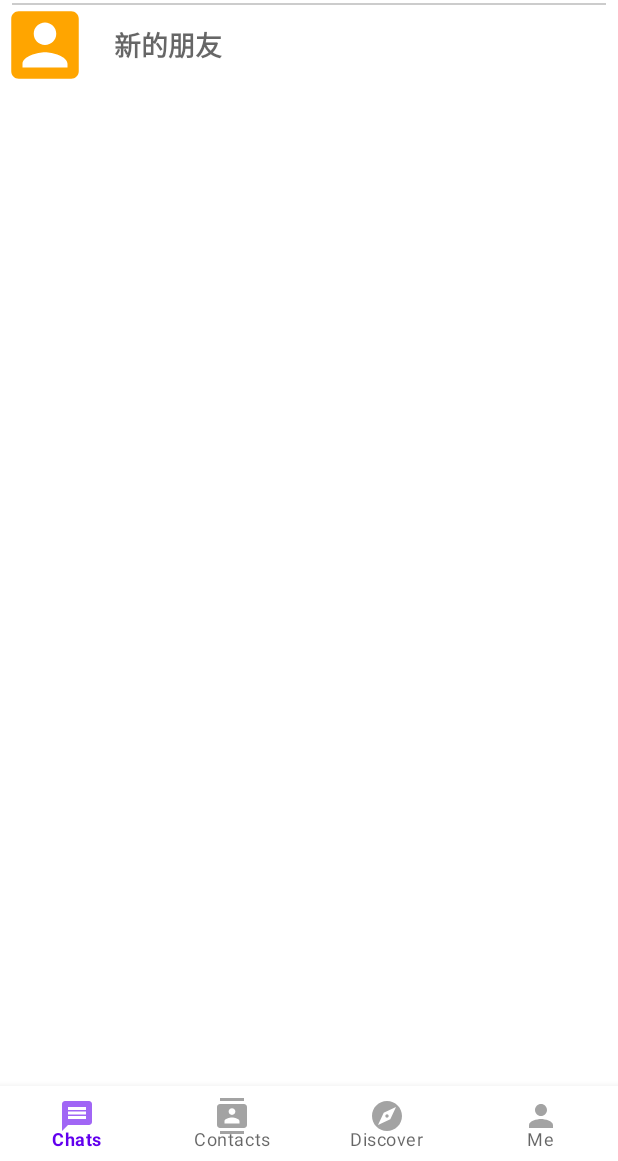
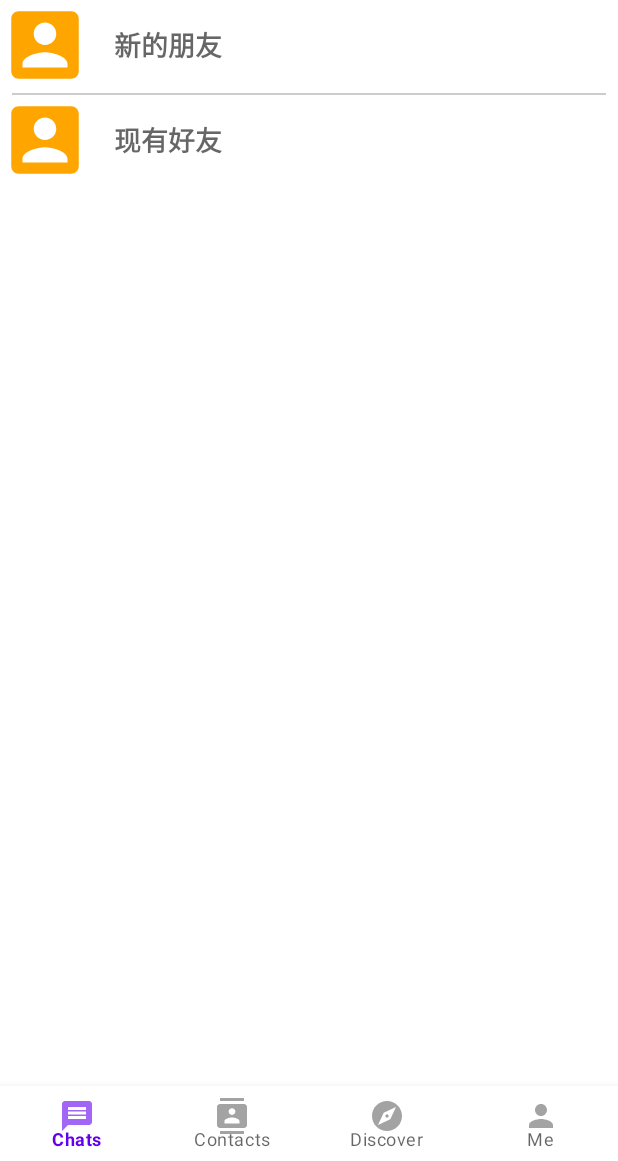
Before and after one commit to yenjuc/Pang_Chat_KT, an Android app: the fragment ContactsFragment placed in its activity, on a phone screen of 412 x 824 dp, the part 75-1236 px from its top. Run offline under Robolectric (Android 15) with nearby library versions, the phone set to English and light mode, and no system bars; libraries missing offline, so code that uses them is left out: com.alibaba.fastjson, com.github.kittinunf.fuel, com.github.kittinunf.result, org.java_websocket.client, org.java_websocket.handshake; 9 statements that could not run were skipped.

Commit message:
新加好友的功能（未完成）

```diff
--- a/app/src/main/java/com/example/pangchat/MainActivity.kt
+++ b/app/src/main/java/com/example/pangchat/MainActivity.kt
@@ -55,8 +55,14 @@ class MainActivity : FragmentActivity() {
         val contactsFragment: Fragment = ContactsFragment()
         val discoverFragment: Fragment = DiscoverFragment()
         val settingsFragment: Fragment = SettingsFragment()
-        setCurrentFragment(chatsFragment) // 初始的Fragment为chatsFragment
 
+
+        if (intent.getStringExtra("fragment") == "contact") {
+            setCurrentFragment(contactsFragment)
+        }
+        else{
+            setCurrentFragment(chatsFragment) // 初始的Fragment为chatsFragment
+        }
 
         MainScope().launch {
             getFriendsInfo()
--- a/app/src/main/java/com/example/pangchat/contact/SelectFriendsAdapter.kt
+++ b/app/src/main/java/com/example/pangchat/contact/SelectFriendsAdapter.kt
@@ -38,7 +38,7 @@ class SelectFriendsAdapter(private val mContext: FragmentActivity?, private val
                     mContext?.intent?.getStringArrayListExtra("selectedNames")?.add(contact.getNickname())
                 }
                 else {
-                    mContext?.intent?.getStringArrayListExtra("selectedNames")?.remove(contact.getNickname())
+
                 }
             })
         }
--- a/app/src/main/java/com/example/pangchat/fragment/ContactsFragment.kt
+++ b/app/src/main/java/com/example/pangchat/fragment/ContactsFragment.kt
@@ -10,11 +10,9 @@ import androidx.lifecycle.MutableLiveData
 import androidx.lifecycle.lifecycleScope
 import androidx.recyclerview.widget.LinearLayoutManager
 import androidx.recyclerview.widget.RecyclerView
-import com.example.pangchat.contact.Contact
-import com.example.pangchat.contact.ContactAdapter
-import com.example.pangchat.contact.ContactDataSource
-import com.example.pangchat.contact.ContactInfo
+import com.example.pangchat.contact.*
 import com.example.pangchat.fragment.data.Result
+import com.example.pangchat.websocketClient.webSocketClient
 import kotlinx.coroutines.Dispatchers
 import kotlinx.coroutines.launch
 import kotlinx.coroutines.withContext
@@ -29,11 +27,14 @@ import java.util.*
 
 class ContactsFragment : Fragment() {
     private lateinit var mContext: FragmentActivity
-    private var recyclerView: RecyclerView? = null
+    private lateinit var newFriendRecyclerView: RecyclerView
+    private lateinit var currFriendRecyclerView: RecyclerView
+
 
     private val _contactInfo = MutableLiveData<ContactInfo>()
 
-    private lateinit var contacts:LinkedList<Contact?>
+    lateinit var contacts:LinkedList<Contact?>
+    lateinit var requests:LinkedList<Contact?>
 
     // private lateinit var userId: String
 
@@ -44,33 +45,41 @@ class ContactsFragment : Fragment() {
     }
 
     override fun onViewCreated(view: View, savedInstanceState: Bundle?) {
-        recyclerView = view.findViewById(R.id.contacts_recyclerview)
+        currFriendRecyclerView = view.findViewById(R.id.contacts_recyclerview)
+        newFriendRecyclerView = view.findViewById(R.id.newfriends_recyclerview)
 
         contacts = LinkedList<Contact?>()
+        requests = LinkedList<Contact?>()
 
-        recyclerView?.adapter = ContactAdapter(activity, contacts)
+        currFriendRecyclerView.adapter = ContactAdapter(activity, contacts)
+        newFriendRecyclerView.adapter = FriendRequestAdapter(activity, requests)
 
         lifecycleScope.launch {
 
-            // 从Mainactivity的Intent中获取userId，作为入参传入网络请求
-            // userId = activity?.intent?.getStringExtra("userId").toString()
-
+            // 获取现有好友列表
             getContactInfo()
             contacts.clear()
-                // contacts.addAll(_contactInfo.value?.friendsName?.map { Contact(userId, it, R.drawable.avatar1) }!!)
             for (index in 0 until _contactInfo.value?.friendsId?.size!!) {
                 contacts.add(Contact(_contactInfo.value?.friendsId!![index],
                     _contactInfo.value?.friendsName!![index], R.drawable.avatar1))
             }
-                recyclerView?.adapter?.notifyDataSetChanged()
-
+            currFriendRecyclerView.adapter?.notifyDataSetChanged()
         }
 
+        for (index in 0 until webSocketClient.newFriendList.size) {
+            requests.add(Contact(
+                webSocketClient.newFriendList[index].friendId,
+                webSocketClient.newFriendList[index].friendName, R.drawable.avatar1))
+        }
+        newFriendRecyclerView.adapter?.notifyDataSetChanged()
+
+        val _linearLayoutManager = LinearLayoutManager(this.activity)
+        _linearLayoutManager.orientation = LinearLayoutManager.VERTICAL
+        newFriendRecyclerView.layoutManager = _linearLayoutManager
 
         val linearLayoutManager = LinearLayoutManager(this.activity)
         linearLayoutManager.orientation = LinearLayoutManager.VERTICAL
-        recyclerView?.layoutManager = linearLayoutManager
-
+        currFriendRecyclerView.layoutManager = linearLayoutManager
 
 
     }
@@ -84,7 +93,6 @@ class ContactsFragment : Fragment() {
     // 调用网络请求函数
     suspend fun getContactInfo() {
         val contactDataSource = ContactDataSource()
-
         val result: Result<ContactInfo>
 
         withContext(Dispatchers.IO) {
@@ -97,6 +105,8 @@ class ContactsFragment : Fragment() {
             // TODO：抛出并解析异常
         }
     }
+
+
 
     companion object {
         /**
--- a/app/src/main/res/layout/fragment_contacts.xml
+++ b/app/src/main/res/layout/fragment_contacts.xml
@@ -7,6 +7,12 @@
     tools:context="com.example.pangchat.ContactsFragment">
 
     <!-- TODO: Update blank fragment layout -->
+
+    <LinearLayout
+        android:layout_width="match_parent"
+        android:layout_height="wrap_content"
+        android:orientation="vertical">
+
 
         <LinearLayout
             android:id="@+id/newfriend"
@@ -34,6 +40,12 @@
 
         </LinearLayout>
 
+        <androidx.recyclerview.widget.RecyclerView
+            android:id="@+id/newfriends_recyclerview"
+            android:layout_width="match_parent"
+            android:layout_height="match_parent"
+            android:layout_marginTop="0dp"/>
+
         <View
             android:id="@+id/post_divider"
             android:layout_width="match_parent"
@@ -42,11 +54,38 @@
             android:layout_marginTop="2dp"
             android:foreground="@color/grey" />
 
+        <LinearLayout
+            android:id="@+id/currentfriend"
+            android:layout_width="match_parent"
+            android:layout_height="wrap_content"
+            android:orientation="horizontal">
+
+            <ImageView
+                android:id="@+id/avatar_icon_1"
+                android:layout_width="60dp"
+                android:layout_height="60dp"
+                android:contentDescription="@string/app_name"
+                android:src="@drawable/baseline_account_box_orange_24dp" />
+
+            <TextView
+                android:id="@+id/nickname_text_1"
+                android:layout_width="match_parent"
+                android:layout_height="match_parent"
+                android:gravity="center_vertical"
+                android:paddingHorizontal="16dp"
+                android:text="现有好友"
+                android:textAppearance="@style/TextAppearance.AppCompat.Display4"
+                android:textSize="18sp"
+                android:textStyle="bold" />
+
+        </LinearLayout>
+
         <androidx.recyclerview.widget.RecyclerView
             android:id="@+id/contacts_recyclerview"
             android:layout_width="match_parent"
             android:layout_height="match_parent"
-        android:layout_marginTop="60dp"/>
+            android:layout_marginTop="0dp"/>
 
+    </LinearLayout>
 
 </FrameLayout>
```
Also changed, not shown: app/src/main/java/com/example/pangchat/contact/ContactDataSource.kt (+12 -1 lines), app/src/main/java/com/example/pangchat/contact/FriendRequestAdapter.kt (added, +83 -0 lines), app/src/main/java/com/example/pangchat/websocketClient/MyWebSocketClient.kt (+11 -2 lines), app/src/main/res/layout/item_recycle_new_friends.xml (added, +44 -0 lines). Lines whose indentation alone changed are shown as unchanged.
